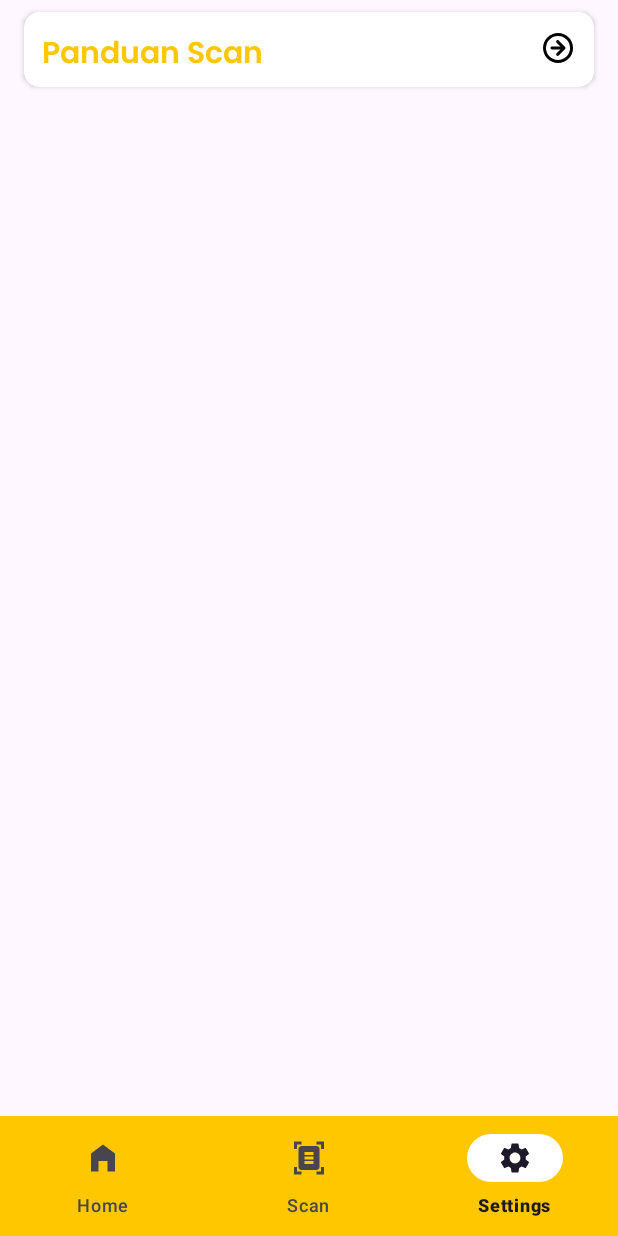
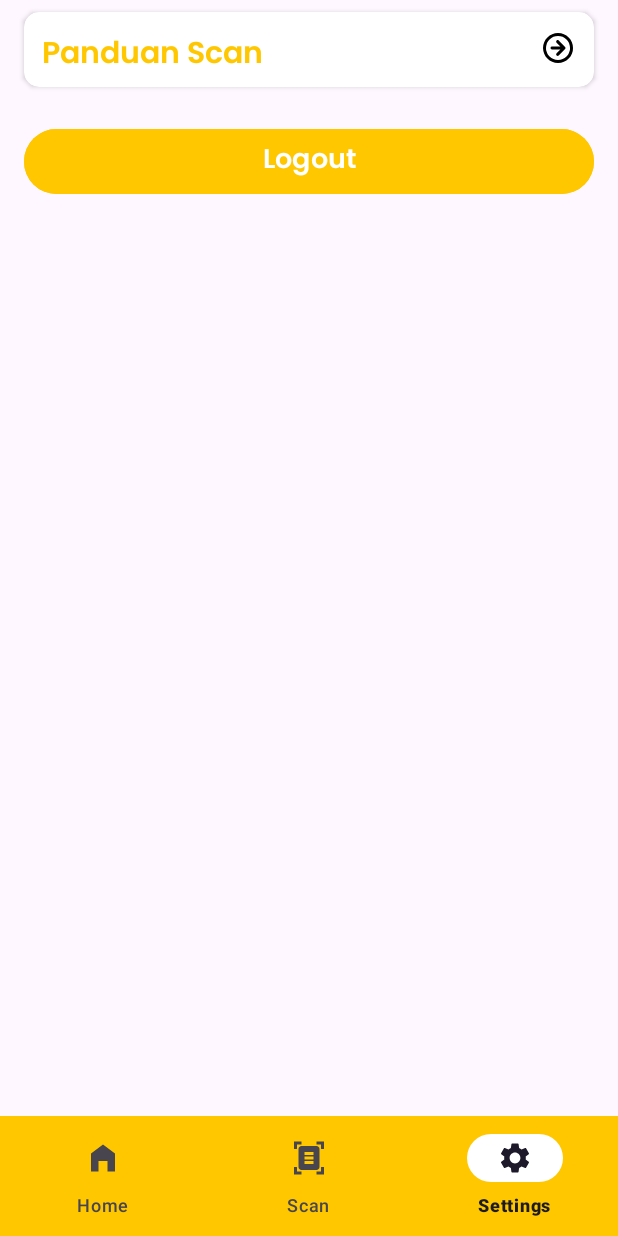
Before and after one commit to AndreasAndityaTI/FastMenu, an Android app: the screen it shows after launch once a user with an empty profile is signed in (MainActivity), item 3 of the bottom bar chosen, on a phone screen of 412 x 824 dp. Run offline under Robolectric (Android 15) with nearby library versions, the phone set to English and light mode, and no system bars; our stand-ins replace Firebase (no records; nobody signed in at launch, a user with empty details on screens opened directly); libraries missing offline, so code that uses them is left out: org.tensorflow.lite; pictures from the network do not load; 1 statement that could not run was skipped.

Commit message:
update button logout

```diff
--- a/menuApp/app/build.gradle.kts
+++ b/menuApp/app/build.gradle.kts
@@ -67,6 +67,7 @@ dependencies {
     implementation("com.google.android.material:material:1.12.0")
     implementation("com.google.firebase:firebase-auth:23.0.0")
     implementation("androidx.activity:activity:1.8.0")
+    implementation("com.google.firebase:firebase-common-ktx:21.0.0")
     testImplementation("junit:junit:4.13.2")
     androidTestImplementation("androidx.test.ext:junit:1.1.5")
     androidTestImplementation("androidx.test.espresso:espresso-core:3.5.1")
--- a/menuApp/app/src/main/java/id/ac/ukdw/fastmenu/view/navigation/SettingsFragment.kt
+++ b/menuApp/app/src/main/java/id/ac/ukdw/fastmenu/view/navigation/SettingsFragment.kt
@@ -5,32 +5,35 @@ import android.os.Bundle
 import android.view.LayoutInflater
 import android.view.View
 import android.view.ViewGroup
+import android.widget.Button
 import androidx.fragment.app.Fragment
-import com.example.tasktrackerapp.databinding.FragmentSettingsBinding
-import id.ac.ukdw.fastmenu.view.guide.GuideActivity
+import com.example.tasktrackerapp.R
+import com.google.firebase.auth.FirebaseAuth
+import id.ac.ukdw.fastmenu.view.SignInActivity
 
 class SettingsFragment : Fragment() {
-
-    private lateinit var binding : FragmentSettingsBinding
 
     override fun onCreateView(
         inflater: LayoutInflater, container: ViewGroup?,
         savedInstanceState: Bundle?
-    ): View {
-        binding = FragmentSettingsBinding.inflate(inflater, container, false)
-        return binding.root
-    }
+    ): View? {
+        // Inflate the layout for this fragment
+        val view = inflater.inflate(R.layout.fragment_settings, container, false)
 
-    override fun onViewCreated(view: View, savedInstanceState: Bundle?) {
-        super.onViewCreated(view, savedInstanceState)
+        // Find the logout button
+        val logoutButton: Button = view.findViewById(R.id.btn_logout)
 
-        binding.cvPanduan.setOnClickListener {
-            val intentPanduan = Intent(requireContext(), GuideActivity::class.java)
-            startActivity(intentPanduan)
+        // Set click listener for the logout button
+        logoutButton.setOnClickListener {
+            // Perform Firebase logout
+            FirebaseAuth.getInstance().signOut()
+
+            // Redirect to login activity or perform other actions
+            val intent = Intent(activity, SignInActivity::class.java)
+            intent.flags = Intent.FLAG_ACTIVITY_NEW_TASK or Intent.FLAG_ACTIVITY_CLEAR_TASK
+            startActivity(intent)
         }
 
+        return view
     }
-
-
-
 }
--- a/menuApp/app/src/main/res/layout/fragment_settings.xml
+++ b/menuApp/app/src/main/res/layout/fragment_settings.xml
@@ -5,8 +5,6 @@
     android:layout_height="match_parent"
     xmlns:app="http://schemas.android.com/apk/res-auto"
     tools:context="id.ac.ukdw.fastmenu.view.navigation.SettingsFragment">
-
-
 
     <LinearLayout
         android:layout_width="match_parent"
@@ -43,9 +41,19 @@
                 android:layout_gravity="end"/>
         </androidx.cardview.widget.CardView>
 
-
-
+        <!-- Logout Button -->
+        <Button
+            android:id="@+id/btn_logout"
+            android:layout_width="match_parent"
+            android:layout_height="wrap_content"
+            android:layout_marginTop="16dp"
+            android:layout_marginStart="16dp"
+            android:layout_marginEnd="16dp"
+            android:layout_gravity="center"
+            android:text="Logout"
+            android:textSize="18sp"
+            android:fontFamily="@font/poppins_semi_bold"
+            android:backgroundTint="@color/primary"
+            android:textColor="@android:color/white"/>
     </LinearLayout>
-
-
 </FrameLayout>
```
